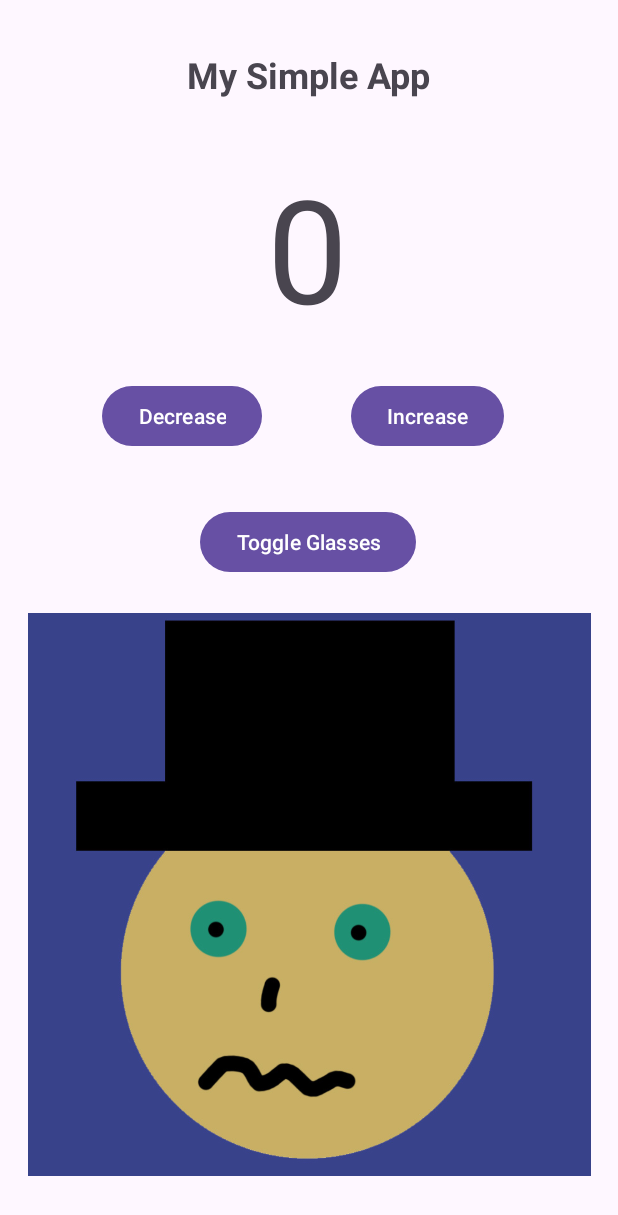
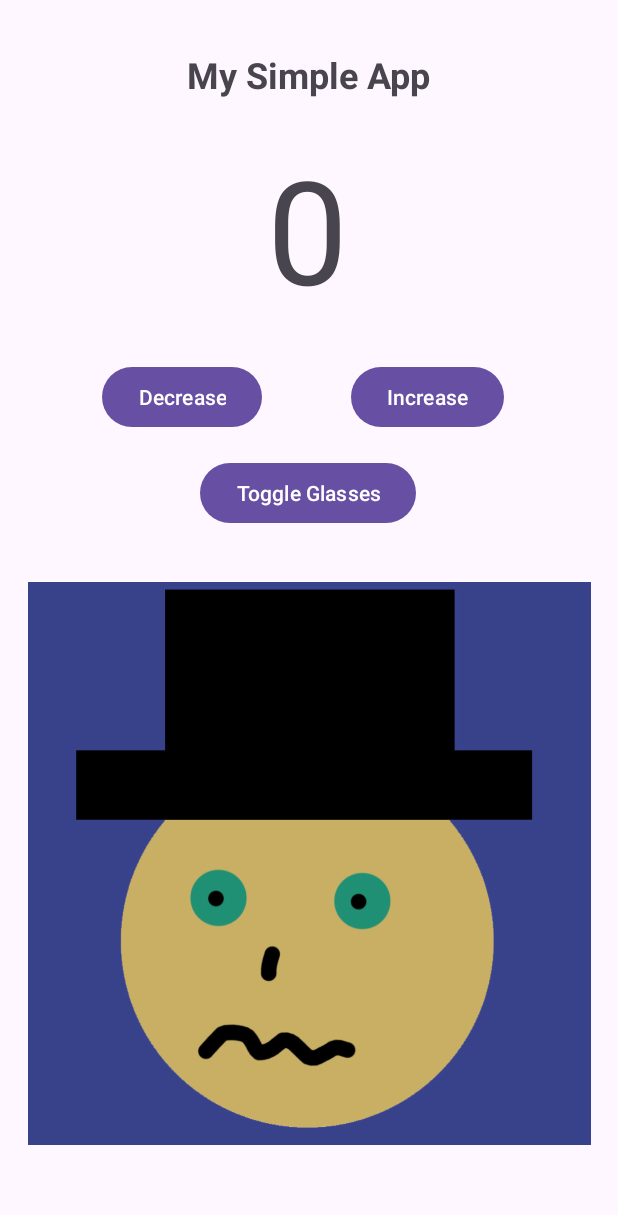
Before and after one commit to dnovasky/CPSC411-SimpleApp, an Android app: the screen it shows after launch (MainActivity), on a phone screen of 412 x 824 dp. Shown: the top 1215 px of the screen. Run offline under Robolectric (Android 15) with nearby library versions, the phone set to English and light mode, and no system bars.

Commit message:
tweaked mainactivity layout

```diff
--- a/app/src/main/res/layout/activity_main.xml
+++ b/app/src/main/res/layout/activity_main.xml
@@ -31,7 +31,7 @@
         app:layout_constraintHorizontal_bias="0.498"
         app:layout_constraintStart_toStartOf="parent"
         app:layout_constraintTop_toBottomOf="@+id/textView2"
-        app:layout_constraintVertical_bias="0.055" />
+        app:layout_constraintVertical_bias="0.035" />
 
     <Button
         android:id="@+id/decrease_btn"
@@ -69,7 +69,7 @@
         android:id="@+id/toggle_glasses"
         android:layout_width="wrap_content"
         android:layout_height="wrap_content"
-        android:layout_marginTop="108dp"
+        android:layout_marginTop="88dp"
         android:text="@string/toggle_glasses"
         app:layout_constraintEnd_toEndOf="parent"
         app:layout_constraintHorizontal_bias="0.498"
```
